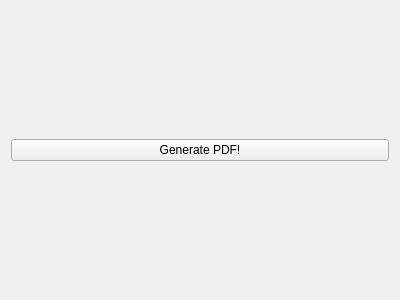
Old version of the form Software/WindowStats.ui in the repository martro/RoboDriftSensors.
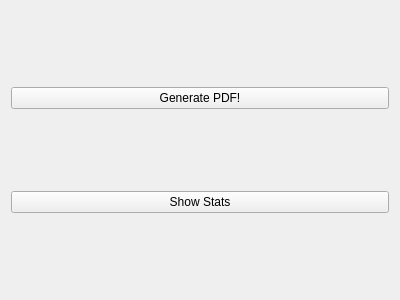
New version of the form.

Commit message: WIndowUserStats with (no shit Sherlock!) statistics visible for users added

```diff
--- a/Software/WindowStats.ui
+++ b/Software/WindowStats.ui
@@ -13,7 +13,7 @@
   <property name="windowTitle">
    <string>Form</string>
   </property>
-  <layout class="QHBoxLayout" name="horizontalLayout">
+  <layout class="QVBoxLayout" name="verticalLayout">
    <item>
     <widget class="QPushButton" name="ButtonGeneratePDF">
      <property name="text">
@@ -21,6 +21,13 @@
      </property>
     </widget>
    </item>
+   <item>
+    <widget class="QPushButton" name="ButtonShowStats">
+     <property name="text">
+      <string>Show Stats</string>
+     </property>
+    </widget>
+   </item>
   </layout>
  </widget>
  <resources/>
```
The commit also changes 27 other files.
